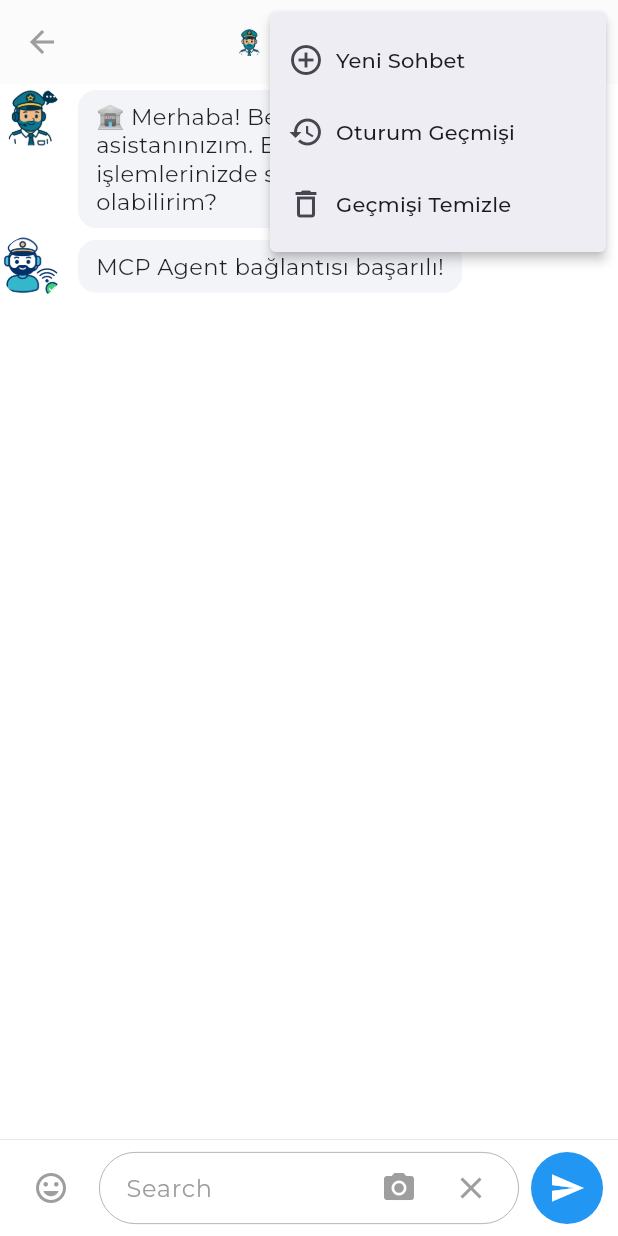
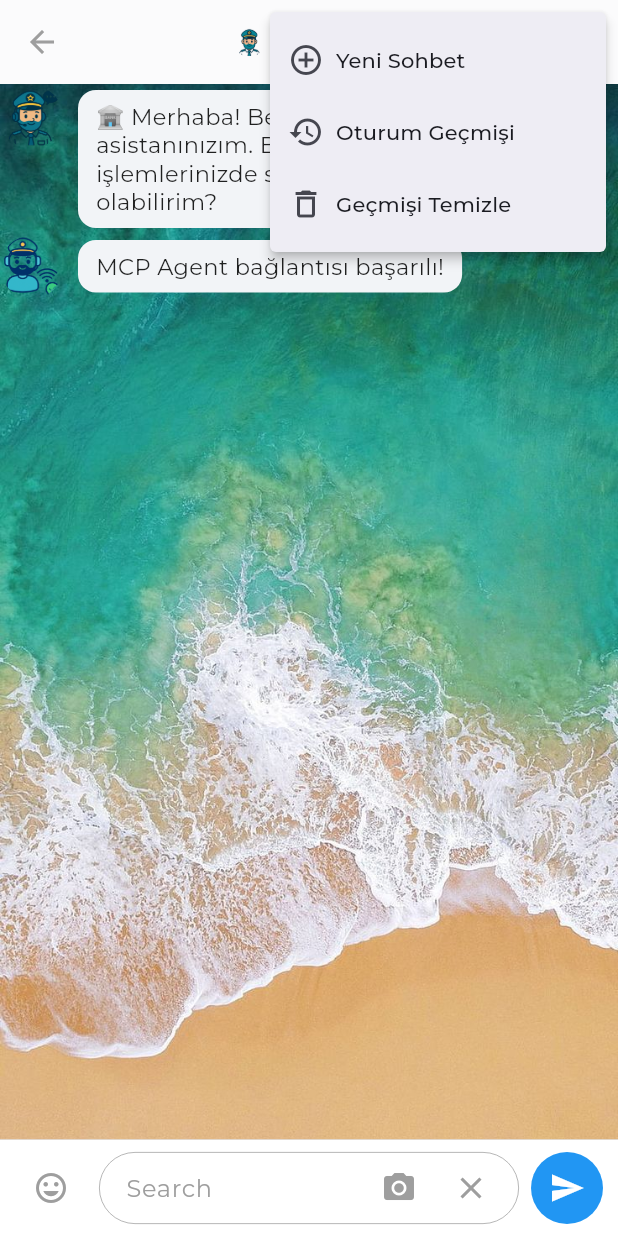
Before and after one commit to saidoztrk/interBank, a Flutter app: the ChatScreen screen opened by its route, after a tap on the "more vert" icon, on a phone screen of 412 x 824 dp. Run offline on Flutter 3.47's test engine with Material 3 defaults, Android fonts, the phone set to English and light mode, and no system bars; our stand-ins replace connectivity_plus, shared_preferences; missing offline and left inert: mobile_scanner; accounts and stored records are empty; network calls fail; project files that could hold a hidden picture were left out.

Commit message:
oha chatt

```diff
--- a/lib/screens/chat_screen.dart
+++ b/lib/screens/chat_screen.dart
@@ -1,4 +1,4 @@
-// lib/screens/chat_screen.dart — MAYDAY brand, QR akışları kaldırıldı, placeholder cevap filtresi
+// lib/screens/chat_screen.dart — MAYDAY brand, QR akışları kaldırıldı, placeholder cevap filtresi + BG image
 
 import 'dart:async';
 import 'package:flutter/material.dart';
@@ -31,6 +31,8 @@ class ChatScreen extends StatefulWidget {
 class _ChatScreenState extends State<ChatScreen> with WidgetsBindingObserver {
   static const _brandName = 'MAYDAY';
   static const _pastelPrimary = Color(0xFF8AB4F8);
+  static const _bgPath =
+      'lib/assets/images/captain/chat/Chatbot-Background.jpeg';
 
   final List<ChatMessage> _messages = [
     ChatMessage.bot(
@@ -172,6 +174,7 @@ class _ChatScreenState extends State<ChatScreen> with WidgetsBindingObserver {
       'lib/assets/images/captain/captain_connection.png',
       'lib/assets/images/captain/captain_noconnection.png',
       'lib/assets/images/captain/captain_sekreter.png',
+      _bgPath,
     ];
     for (final asset in assets) {
       try {
@@ -499,7 +502,7 @@ class _ChatScreenState extends State<ChatScreen> with WidgetsBindingObserver {
                     ),
                   ),
                   Text(
-                    _getServiceDisplayNameStatic(_activeService),
+                    _getServiceDisplayName(_activeService),
                     style: const TextStyle(
                       color: Colors.grey,
                       fontSize: 10,
@@ -580,7 +583,18 @@ class _ChatScreenState extends State<ChatScreen> with WidgetsBindingObserver {
             ? NoConnectionScreen(onRetry: _checkInitialConnection)
             : GestureDetector(
                 onTap: () => FocusScope.of(context).unfocus(),
-                child: SafeArea(
+                child: Stack(
+                  children: [
+                    // === Arka plan görseli (sadece görüntü) ===
+                    Positioned.fill(
+                      child: Image.asset(
+                        _bgPath,
+                        fit: BoxFit.cover,
+                        alignment: Alignment.center,
+                      ),
+                    ),
+                    // === İçerik ===
+                    SafeArea(
                       child: Column(
                         children: [
                           if (!_serviceHealth.anyServiceAvailable)
@@ -612,7 +626,8 @@ class _ChatScreenState extends State<ChatScreen> with WidgetsBindingObserver {
                               color: Colors.orange.shade100,
                               child: Row(
                                 children: [
-                              const Icon(Icons.warning, color: Colors.orange),
+                                  const Icon(Icons.warning,
+                                      color: Colors.orange),
                                   const SizedBox(width: 8),
                                   const Expanded(
                                     child: Text(
@@ -634,13 +649,15 @@ class _ChatScreenState extends State<ChatScreen> with WidgetsBindingObserver {
                               padding: const EdgeInsets.only(bottom: 8),
                               keyboardDismissBehavior:
                                   ScrollViewKeyboardDismissBehavior.onDrag,
-                          itemCount: _messages.length + (_waitingReply ? 1 : 0),
+                              itemCount:
+                                  _messages.length + (_waitingReply ? 1 : 0),
                               itemBuilder: (context, index) {
                                 final typingItem =
                                     _waitingReply && index == _messages.length;
                                 if (typingItem) {
                                   return const Padding(
-                                padding: EdgeInsets.only(left: 18, bottom: 6),
+                                    padding:
+                                        EdgeInsets.only(left: 18, bottom: 6),
                                     child: _TypingIndicator(),
                                   );
                                 }
@@ -658,13 +675,12 @@ class _ChatScreenState extends State<ChatScreen> with WidgetsBindingObserver {
                         ],
                       ),
                     ),
+                  ],
+                ),
               ),
       ),
     );
   }
-
-  static String _getServiceDisplayNameStatic(ServiceType service) =>
-      'MCP Agent';
 }
 
 // ---- Typing indicator ----
```
Lines whose indentation alone changed are shown as unchanged.
